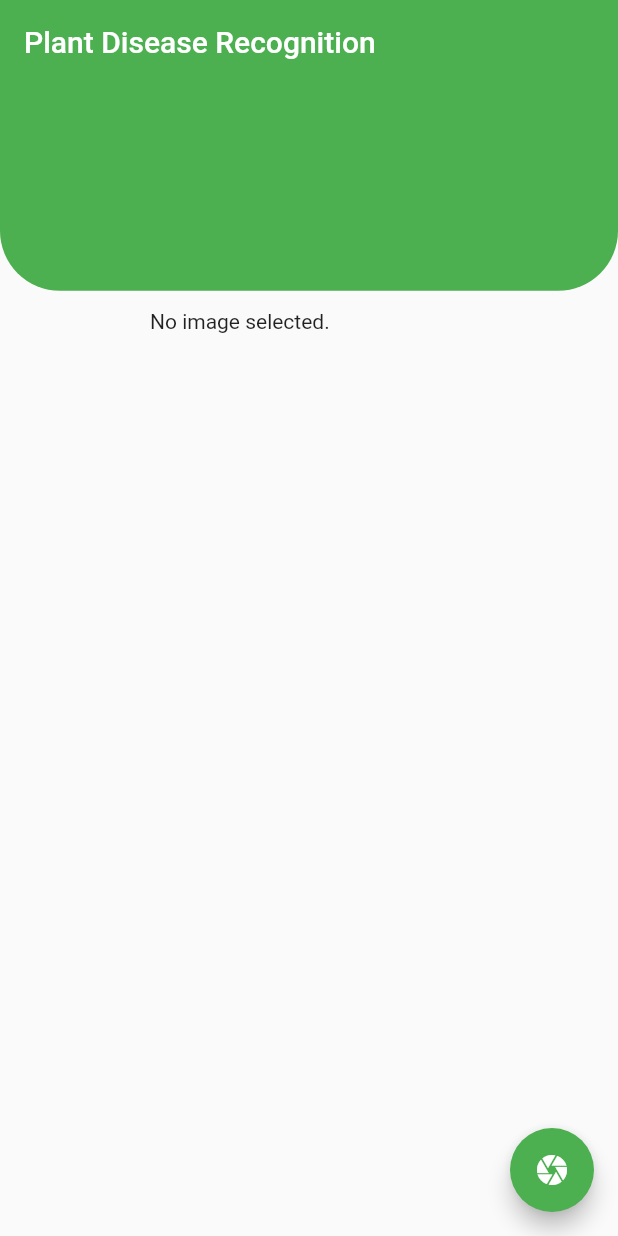
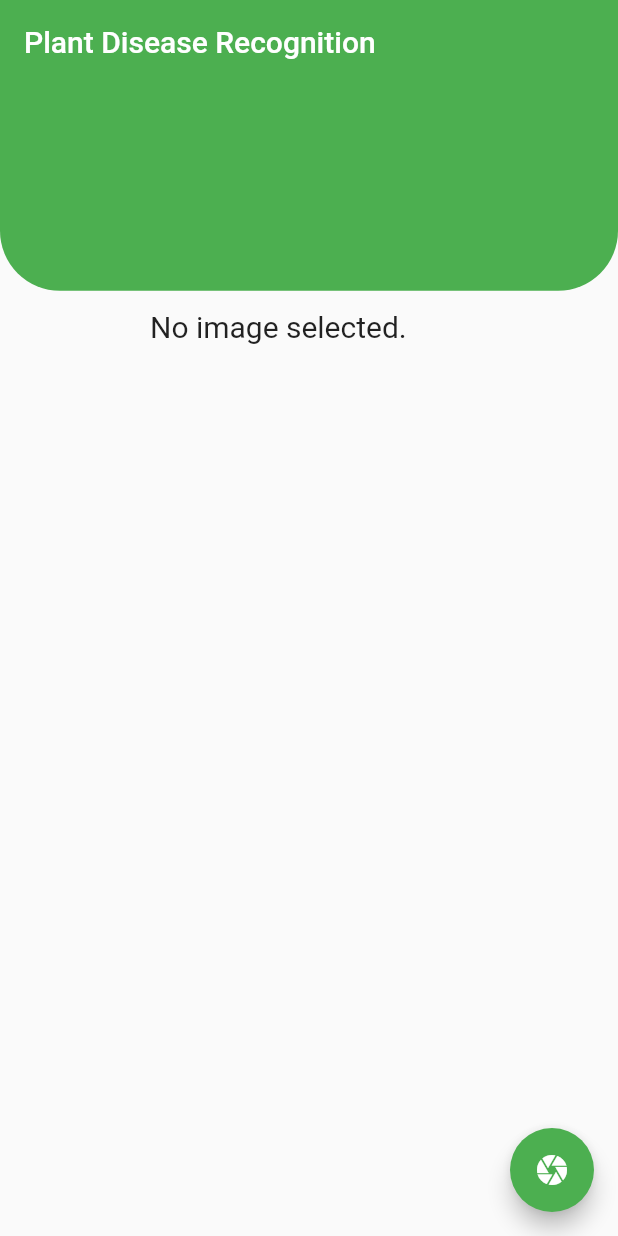
Before and after one commit to fitse-yotor/plant, a Flutter app: the screen it shows after launch, on a phone screen of 412 x 824 dp. Run offline on Flutter 3.47's test engine with Material 2 defaults, Android fonts, the phone set to English and light mode, and no system bars; our stand-ins replace image_picker, splashscreen; missing offline and left inert: tflite.

Commit message:
font size

```diff
--- a/lib/modelHelper.dart
+++ b/lib/modelHelper.dart
@@ -133,7 +133,9 @@ class _MyAppState extends State<MyApp> {
       top: 150.0,
       left: 100.0,
       width: size.width,
-      child: _image == null ? Text('No image selected.') : Image.file(_image),
+      child: _image == null
+          ? Text('No image selected.', style: TextStyle(fontSize: 20))
+          : Image.file(_image),
     ));
 
     stackChildren.add(Center(
```
